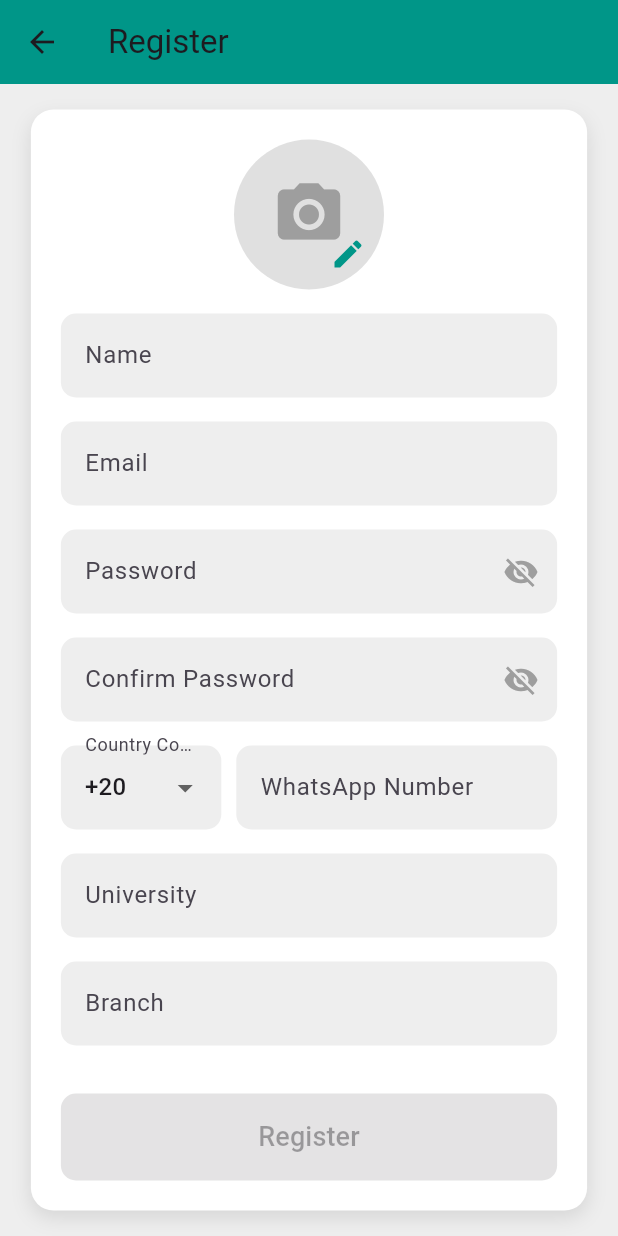
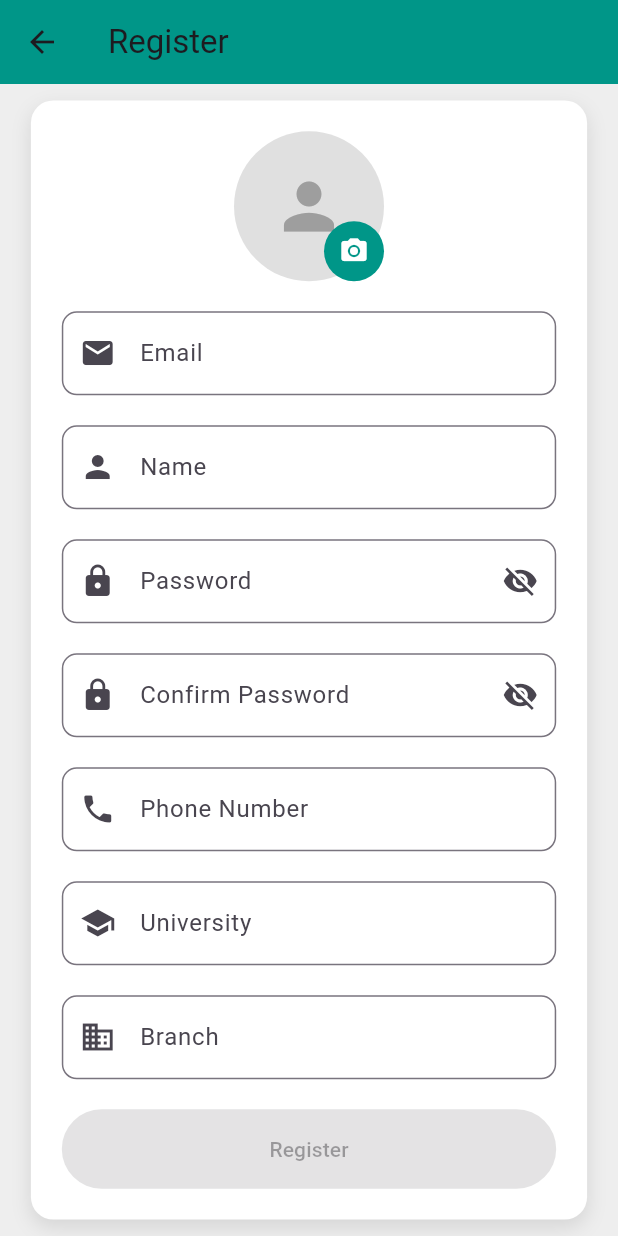
Before and after one commit to MORAMZY14/Etqan, a Flutter app: the RegisterPage screen opened directly, on a phone screen of 412 x 824 dp. Run offline on Flutter 3.47's test engine with Material 3 defaults, Android fonts, the phone set to English and light mode, and no system bars; our stand-ins replace cloud_firestore, file_picker, firebase_auth, firebase_core, firebase_messaging, firebase_storage and 3 more; missing offline and left inert: firebase_app_check, onesignal_flutter; accounts and stored records are empty.

```diff
--- a/lib/register_page.dart
+++ b/lib/register_page.dart
@@ -160,7 +160,7 @@ class _RegisterPageState extends State<RegisterPage> {
               title: const Text('Agreement License and Rules'),
               content: SizedBox(
                 width: MediaQuery.of(context).size.width * 0.8,
-                height: MediaQuery.of(context).size.height * 0.8,
+                height: MediaQuery.of(context).size.height * 0.6,
                 child: Column(
                   mainAxisSize: MainAxisSize.min,
                   children: [
@@ -268,7 +268,7 @@ class _RegisterPageState extends State<RegisterPage> {
       body: Center(
         child: Container(
           width: MediaQuery.of(context).size.width * 0.9,
-          padding: const EdgeInsets.all(20.0),
+          padding: EdgeInsets.all(MediaQuery.of(context).size.width * 0.05),
           decoration: BoxDecoration(
             color: Colors.white,
             borderRadius: BorderRadius.circular(15.0),
@@ -294,113 +294,84 @@ class _RegisterPageState extends State<RegisterPage> {
                             ? MemoryImage(_selectedImageBytes!)
                             : null,
                         child: _selectedImageBytes == null
-                            ? const Icon(
-                          Icons.camera_alt,
-                          color: Colors.grey,
-                          size: 50,
-                        )
+                            ? const Icon(Icons.person, size: 50, color: Colors.grey)
                             : null,
                       ),
                       Positioned(
                         bottom: 0,
                         right: 0,
-                        child: IconButton(
-                          icon: const Icon(Icons.edit, color: Colors.teal),
-                          onPressed: _pickImage,
+                        child: GestureDetector(
+                          onTap: _pickImage,
+                          child: CircleAvatar(
+                            radius: 20,
+                            backgroundColor: Colors.teal,
+                            child: const Icon(Icons.camera_alt, color: Colors.white, size: 20),
+                          ),
                         ),
                       ),
                     ],
                   ),
                 ),
-                const SizedBox(height: 16),
-                _buildTextField(_nameController, 'Name'),
-                const SizedBox(height: 16),
-                _buildTextField(_emailController, 'Email', emailValidation: true),
+                const SizedBox(height: 20),
+                _buildTextField(_emailController, 'Email', TextInputType.emailAddress, Icons.email),
                 if (!_isGmail)
-                  const Text(
+                  Padding(
+                    padding: const EdgeInsets.only(top: 5.0),
+                    child: Text(
                       'Please use a Gmail address.',
-                    style: TextStyle(color: Colors.red, fontSize: 12),
+                      style: TextStyle(
+                        color: Colors.red,
+                        fontSize: MediaQuery.of(context).size.width * 0.035,
                       ),
-                const SizedBox(height: 16),
-                _buildTextField(
-                  _passwordController,
-                  'Password',
-                  obscureText: _obscurePassword,
-                  toggleVisibility: () {
+                    ),
+                  ),
+                const SizedBox(height: 20),
+                _buildTextField(_nameController, 'Name', TextInputType.name, Icons.person),
+                const SizedBox(height: 20),
+                _buildPasswordField(_passwordController, 'Password', Icons.lock, _obscurePassword,
+                        () {
                       setState(() {
                         _obscurePassword = !_obscurePassword;
                       });
-                  },
+                    }),
+                if (!_passwordsMatch)
+                  Padding(
+                    padding: const EdgeInsets.only(top: 5.0),
+                    child: Text(
+                      'Passwords do not match.',
+                      style: TextStyle(
+                        color: Colors.red,
+                        fontSize: MediaQuery.of(context).size.width * 0.035,
                       ),
-                const SizedBox(height: 16),
-                _buildTextField(
-                  _confirmPasswordController,
-                  'Confirm Password',
-                  obscureText: _obscureConfirmPassword,
-                  toggleVisibility: () {
+                    ),
+                  ),
+                const SizedBox(height: 20),
+                _buildPasswordField(_confirmPasswordController, 'Confirm Password', Icons.lock,
+                    _obscureConfirmPassword, () {
                       setState(() {
                         _obscureConfirmPassword = !_obscureConfirmPassword;
                       });
-                  },
-                ),
-                if (!_passwordsMatch)
-                  const Text(
-                    'Passwords do not match.',
-                    style: TextStyle(color: Colors.red, fontSize: 12),
-                  ),
-                const SizedBox(height: 16),
-                Row(
-                  children: [
-                    Expanded(
-                      child: DropdownButtonFormField<String>(
-                        value: _selectedDialCode,
-                        items: ['+20', '+966', '+44', '+33', '+49', '+81', '+86']
-                            .map((String value) {
-                          return DropdownMenuItem<String>(
-                            value: value,
-                            child: Text(value),
-                          );
-                        }).toList(),
-                        onChanged: (String? newValue) {
-                          setState(() {
-                            _selectedDialCode = newValue!;
-                          });
-                        },
-                        decoration: InputDecoration(
-                          labelText: 'Country Code',
-                          border: OutlineInputBorder(
-                            borderRadius: BorderRadius.circular(10.0),
-                            borderSide: BorderSide.none,
-                          ),
-                          filled: true,
-                          fillColor: Colors.grey[200],
-                        ),
-                      ),
-                    ),
-                    const SizedBox(width: 10),
-                    Expanded(
-                      flex: 2,
-                      child: _buildTextField(_phoneController, 'WhatsApp Number'),
-                    ),
-                  ],
-                ),
-                const SizedBox(height: 16),
-                _buildTextField(_universityController, 'University'),
-                const SizedBox(height: 16),
-                _buildTextField(_branchController, 'Branch'),
-                const SizedBox(height: 32),
-                ElevatedButton(
+                    }),
+                const SizedBox(height: 20),
+                _buildTextField(
+                    _phoneController, 'Phone Number', TextInputType.phone, Icons.phone),
+                const SizedBox(height: 20),
+                _buildTextField(_universityController, 'University', TextInputType.text,
+                    Icons.school),
+                const SizedBox(height: 20),
+                _buildTextField(_branchController, 'Branch', TextInputType.text, Icons.business),
+                const SizedBox(height: 20),
+                _isLoading
+                    ? const Center(child: CircularProgressIndicator())
+                    : ElevatedButton(
                   onPressed: _isRegisterButtonEnabled ? _registerUser : null,
                   style: ElevatedButton.styleFrom(
-                    padding: const EdgeInsets.symmetric(vertical: 16.0),
-                    shape: RoundedRectangleBorder(
-                      borderRadius: BorderRadius.circular(10.0),
+                    padding: EdgeInsets.symmetric(
+                      vertical: MediaQuery.of(context).size.height * 0.02,
                     ),
-                    backgroundColor: Colors.teal,
+                    backgroundColor: _isRegisterButtonEnabled ? Colors.teal : Colors.grey,
                   ),
-                  child: _isLoading
-                      ? const CircularProgressIndicator(color: Colors.white)
-                      : const Text('Register', style: TextStyle(fontSize: 18)),
+                  child: const Text('Register'),
                 ),
               ],
             ),
@@ -410,31 +381,37 @@ class _RegisterPageState extends State<RegisterPage> {
     );
   }
 
-  Widget _buildTextField(TextEditingController controller, String label,
-      {bool obscureText = false, bool emailValidation = false, VoidCallback? toggleVisibility}) {
+  Widget _buildTextField(TextEditingController controller, String label, TextInputType type,
+      IconData icon) {
     return TextField(
       controller: controller,
+      keyboardType: type,
       decoration: InputDecoration(
         labelText: label,
+        prefixIcon: Icon(icon),
         border: OutlineInputBorder(
           borderRadius: BorderRadius.circular(10.0),
-          borderSide: BorderSide.none,
         ),
-        filled: true,
-        fillColor: Colors.grey[200],
-        suffixIcon: obscureText
-            ? IconButton(
-          icon: Icon(
-              toggleVisibility != null && obscureText
-                  ? Icons.visibility_off
-                  : Icons.visibility,
-              color: Colors.grey),
-          onPressed: toggleVisibility,
-        )
-            : null,
       ),
+    );
+  }
+
+  Widget _buildPasswordField(TextEditingController controller, String label, IconData icon,
+      bool obscureText, VoidCallback onToggle) {
+    return TextField(
+      controller: controller,
       obscureText: obscureText,
-      keyboardType: emailValidation ? TextInputType.emailAddress : TextInputType.text,
+      decoration: InputDecoration(
+        labelText: label,
+        prefixIcon: Icon(icon),
+        suffixIcon: IconButton(
+          icon: Icon(obscureText ? Icons.visibility_off : Icons.visibility),
+          onPressed: onToggle,
+        ),
+        border: OutlineInputBorder(
+          borderRadius: BorderRadius.circular(10.0),
+        ),
+      ),
     );
   }
 }
```
Lines whose indentation alone changed are shown as unchanged.
